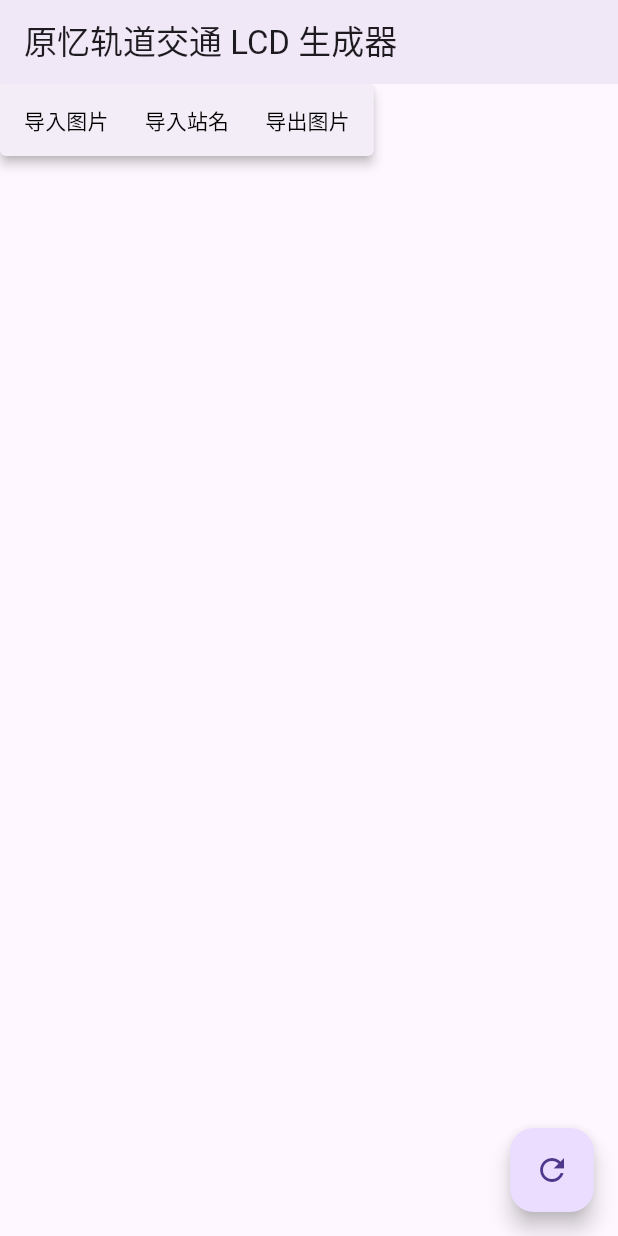
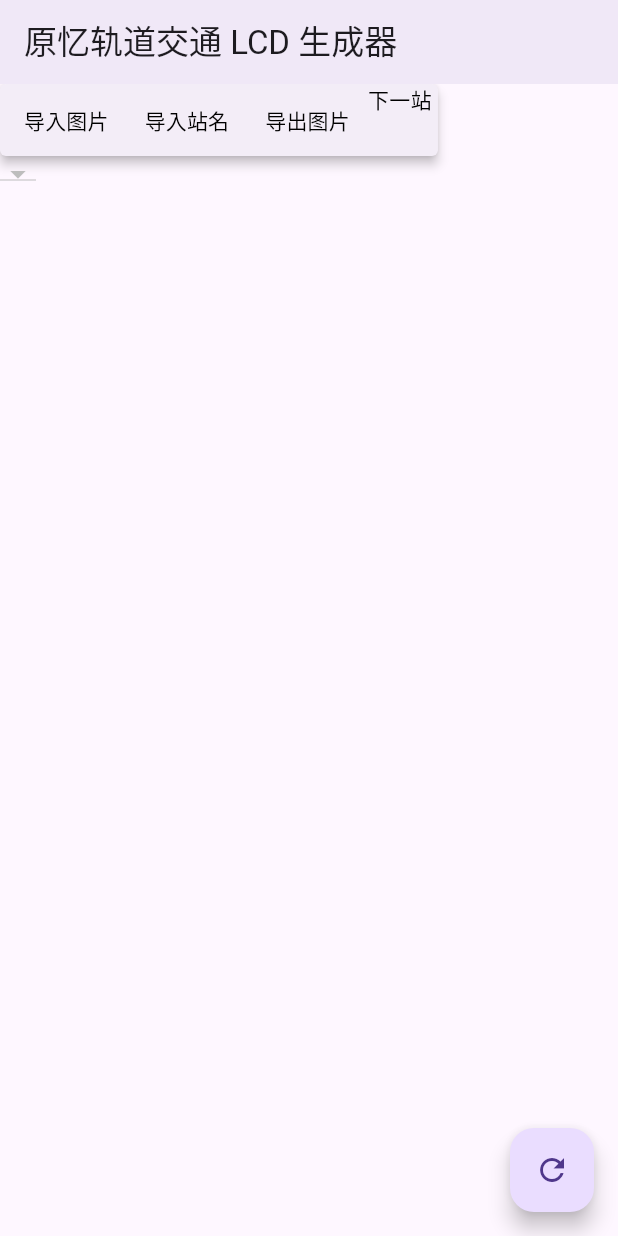
Before and after one commit to coldshineb/GennokiokuImageMaker, a Flutter app: the screen it shows after launch, on a phone screen of 412 x 824 dp. Run offline on Flutter 3.47's test engine with Material 3 defaults, Android fonts, the phone set to English and light mode, and no system bars; our stand-ins replace file_picker; missing offline and left inert: dart:ffi; Roboto replaces fonts that are missing (GennokiokuLCDFont).

Commit message:
正在实现下一站下拉菜单

```diff
--- a/lib/main.dart
+++ b/lib/main.dart
@@ -1,10 +1,14 @@
 import 'dart:convert';
+import 'dart:ffi';
 import 'dart:io';
 import 'dart:ui' as ui;
 import 'package:file_picker/file_picker.dart';
+import 'package:flutter/cupertino.dart';
 import 'package:flutter/material.dart';
+import 'package:flutter/painting.dart';
 import 'package:flutter/rendering.dart';
 import 'package:flutter/services.dart';
+import 'package:flutter/widgets.dart';
 import 'package:main/Object/Station.dart';
 import 'Util.dart';
 import 'Util/CustomPainter.dart';
@@ -43,6 +47,7 @@ class HomePageState extends State<HomePage> {
   String jsonFileName = "";
   Color? lineColor = Colors.transparent;
   Color? lineVariantColor = Colors.transparent;
+  String? _selectedValue;
 
   void _importImage() async {
     FilePickerResult? result = await FilePicker.platform.pickFiles(
@@ -121,7 +126,8 @@ class HomePageState extends State<HomePage> {
               return AlertDialog(
                 title: const Text("错误",
                     style: TextStyle(fontFamily: "GennokiokuLCDFont")),
-                content: const Text("选择的文件格式错误，或文件内容格式未遵循规范",
+                content: const Text(
+                    "选择的文件格式错误，或文件内容格式未遵循规范",
                     style: TextStyle(fontFamily: "GennokiokuLCDFont")),
                 actions: [
                   TextButton(
@@ -145,7 +151,7 @@ class HomePageState extends State<HomePage> {
             .findRenderObject() as RenderRepaintBoundary;
         ui.Image image = await boundary.toImage(pixelRatio: 1.5);
         ByteData? byteData =
-            await image.toByteData(format: ui.ImageByteFormat.png);
+        await image.toByteData(format: ui.ImageByteFormat.png);
         Uint8List pngBytes = byteData!.buffer.asUint8List();
 
         var saveFile = await FilePicker.platform.saveFile(
@@ -223,8 +229,27 @@ class HomePageState extends State<HomePage> {
                     style: TextStyle(
                         fontFamily: "GennokiokuLCDFont", color: Colors.black),
                   ),
-                )
+                ),
+                Text(
+                  "下一站",
+                  style: TextStyle(
+                      fontFamily: "GennokiokuLCDFont", color: Colors.black),
+                ),
+
               ]),
+            ],
+          ),
+          Row(
+            children: [ DropdownButton(
+              items: showNextStationList(stations),
+              value: _selectedValue,
+              onChanged: (value) {
+                /// 当用户从下拉菜单中选中某项后触发的事件
+                setState(() {
+                  _selectedValue = value;
+                });
+              },
+            ),
             ],
           ),
           RepaintBoundary(
@@ -235,6 +260,15 @@ class HomePageState extends State<HomePage> {
                     _imageFile != null
                         ? Image.file(_imageFile!, fit: BoxFit.fitWidth)
                         : const SizedBox(),
+                    Container(
+                        padding: EdgeInsets.fromLTRB(521, 10, 0, 0),
+                        child: Text(
+                          "下一站",
+                          style: TextStyle(
+                            fontSize: 28,
+                            fontWeight: FontWeight.bold,
+                          ),
+                        )),
                     Container(
                       padding: const EdgeInsets.fromLTRB(190, 165, 0, 0),
                       child: showStationName(stations),
@@ -264,6 +298,19 @@ class HomePageState extends State<HomePage> {
         child: const Icon(Icons.refresh),
       ),
     );
+  }
+
+  List<DropdownMenuItem> showNextStationList(List<Station> stations) {
+    List<DropdownMenuItem> tempList = [];
+    for (var value in stations) {
+      value.stationNameCN;
+      tempList.add(DropdownMenuItem(
+        child: Text(value.stationNameCN,
+          style: TextStyle(fontFamily: "GennokiokuLCDFont"),),
+        value: value.stationNameCN,
+      ));
+    }
+    return tempList;
   }
 
   //显示线路中线
@@ -300,13 +347,14 @@ class HomePageState extends State<HomePage> {
     for (var value in station) {
       tempList.add(Container(
         padding:
-            EdgeInsets.fromLTRB((1400 / (station.length - 1)) * count, 0, 0, 0),
+        EdgeInsets.fromLTRB((1400 / (station.length - 1)) * count, 0, 0, 0),
         child: Container(
           //逆时针45度
           transform: Matrix4.rotationZ(-0.75),
           child: Text(
             value.stationNameCN,
             style: const TextStyle(
+              fontWeight: FontWeight.bold,
               fontSize: 14,
               fontFamily: "GennokiokuLCDFont",
               color: Colors.black,
@@ -317,12 +365,16 @@ class HomePageState extends State<HomePage> {
       tempList.add(Container(
         padding: EdgeInsets.fromLTRB(
           //英文站名做适当偏移
-            15 + (1400 / (station.length - 1)) * count, 10, 0, 0),
+            15 + (1400 / (station.length - 1)) * count,
+            10,
+            0,
+            0),
         child: Container(
           transform: Matrix4.rotationZ(-0.75),
           child: Text(
             value.stationNameEN,
             style: const TextStyle(
+              fontWeight: FontWeight.bold,
               fontSize: 12,
               fontFamily: "GennokiokuLCDFont",
               color: Colors.black,
```
